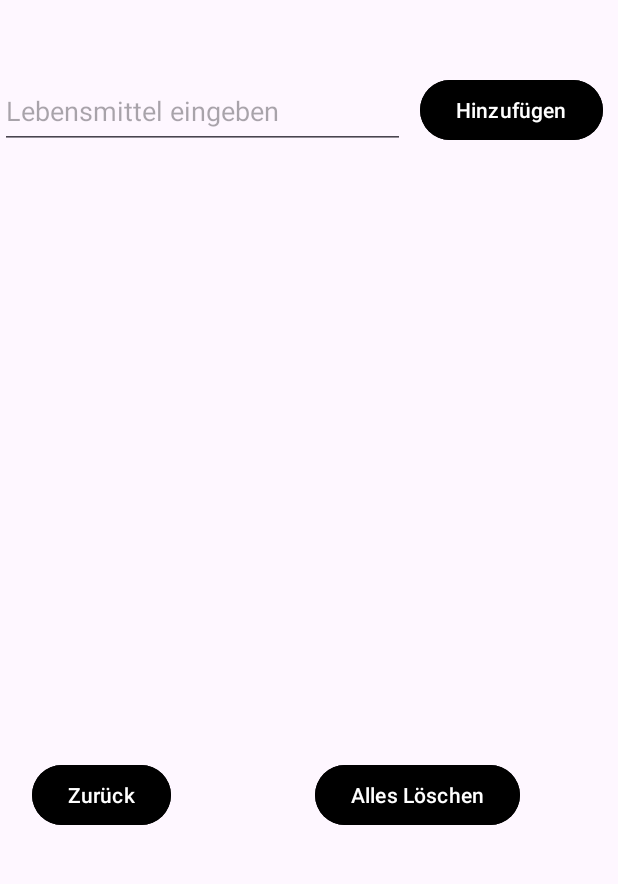
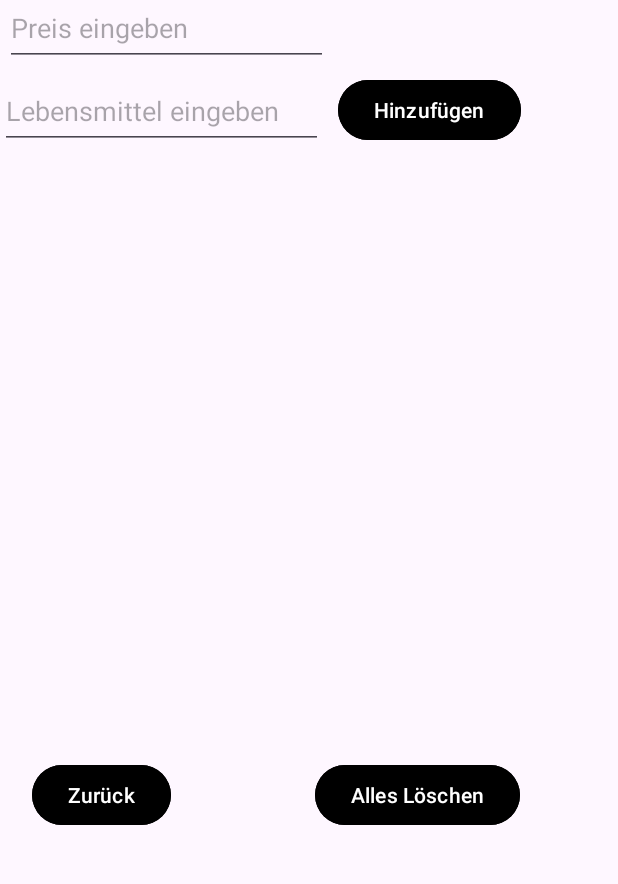
Before and after one commit to FinnBammel/Digitaler-Einkaufszettel, an Android app: the ShoppinglistFragment screen opened through its navigation route, on a phone screen of 412 x 824 dp, the part 144-1028 px from its top. Run offline under Robolectric (Android 15) with nearby library versions, the phone set to English and light mode, and no system bars.

```diff
--- a/app/build.gradle.kts
+++ b/app/build.gradle.kts
@@ -48,6 +48,7 @@ dependencies {
     implementation(libs.androidx.activity)
     implementation(libs.androidx.constraintlayout)
     implementation(libs.androidx.recyclerview)
+    implementation(libs.androidx.foundation)
     testImplementation(libs.junit)
     androidTestImplementation(libs.androidx.junit)
     androidTestImplementation(libs.androidx.espresso.core)
@@ -60,4 +61,7 @@ dependencies {
 
     implementation("androidx.recyclerview:recyclerview:1.4.0")
     implementation("androidx.cardview:cardview:1.0.0")
+
+    implementation(libs.androidx.datastore.preferences)
+    implementation(libs.gson)
 }
--- a/app/src/main/java/com/example/mytestviewapp/ShoppinglistFragment.kt
+++ b/app/src/main/java/com/example/mytestviewapp/ShoppinglistFragment.kt
@@ -5,11 +5,17 @@ import android.view.LayoutInflater
 import android.view.View
 import android.view.ViewGroup
 import androidx.fragment.app.Fragment
+import androidx.lifecycle.lifecycleScope
 import androidx.navigation.fragment.findNavController
+import androidx.recyclerview.widget.LinearLayoutManager
 import com.example.mytestviewapp.databinding.FragmentShoppinglistBinding
+import kotlinx.coroutines.launch
 
 class ShoppinglistFragment: Fragment() {
     lateinit var binding: FragmentShoppinglistBinding
+
+    var listItemsSL: ArrayList<ShoppingItems> = ArrayList()
+    private lateinit var storeManager: StoreManager
 
     override fun onCreateView(
         inflater: LayoutInflater,
@@ -22,9 +28,49 @@ import com.example.mytestviewapp.databinding.FragmentShoppinglistBinding
     override fun onViewCreated(view: View, savedInstanceState: Bundle?) {
         super.onViewCreated(view, savedInstanceState)
 
+        storeManager = StoreManager(requireContext())
+
         binding.buttonBackShoppingList.setOnClickListener{
             findNavController().popBackStack()
         }
 
+        val recyclerView = binding.ListShopping
+        recyclerView.layoutManager =
+            LinearLayoutManager(this.activity)
+        recyclerView.adapter = AdapterShopping(listItemsSL)
+
+        // Load saved data
+        viewLifecycleOwner.lifecycleScope.launch {
+            storeManager.shoppingListFlow.collect { savedList ->
+                listItemsSL.clear()
+                listItemsSL.addAll(savedList)
+                recyclerView.adapter?.notifyDataSetChanged()
             }
         }
+
+        val showButton = binding.buttonAddShoppingList
+
+        // finding the edit text
+        val editText = binding.entryShoppingList
+        val entryPrice = binding.entryPrice
+
+        showButton.setOnClickListener {
+            val text = editText.text.toString()
+            val priceStr = entryPrice.text.toString()
+
+            if (text.isNotBlank() && priceStr.isNotBlank()) {
+                val price = priceStr.toIntOrNull() ?: 0
+                listItemsSL.add(ShoppingItems(text, price))
+                recyclerView.adapter?.notifyDataSetChanged()
+
+                // Save data
+                viewLifecycleOwner.lifecycleScope.launch {
+                    storeManager.saveShoppingList(listItemsSL)
+                }
+
+                editText.text?.clear()
+                entryPrice.text?.clear()
+            }
+        }
+    }
+}
--- /dev/null
+++ b/app/src/main/java/com/example/mytestviewapp/StoreManager.kt
@@ -0,0 +1,62 @@
+package com.example.mytestviewapp
+
+import android.content.Context
+import androidx.datastore.core.DataStore
+import androidx.datastore.preferences.core.Preferences
+import androidx.datastore.preferences.core.edit
+import androidx.datastore.preferences.core.stringPreferencesKey
+import androidx.datastore.preferences.preferencesDataStore
+import com.google.gson.Gson
+import com.google.gson.reflect.TypeToken
+import kotlinx.coroutines.flow.Flow
+import kotlinx.coroutines.flow.map
+
+val Context.dataStore: DataStore<Preferences> by preferencesDataStore(name = "settings")
+
+class StoreManager(private val context: Context) {
+
+    companion object {
+        val COOKING_LIST_KEY = stringPreferencesKey("cooking_list")
+        val SHOPPING_LIST_KEY = stringPreferencesKey("shopping_list")
+    }
+
+    suspend fun saveCookingList(list: List<Ideas>) {
+        val gson = Gson()
+        val json = gson.toJson(list)
+        context.dataStore.edit { preferences ->
+            preferences[COOKING_LIST_KEY] = json
+        }
+    }
+
+    val cookingListFlow: Flow<List<Ideas>> = context.dataStore.data
+        .map { preferences ->
+            val json = preferences[COOKING_LIST_KEY] ?: ""
+            if (json.isNotEmpty()) {
+                val gson = Gson()
+                val type = object : TypeToken<List<Ideas>>() {}.type
+                gson.fromJson(json, type)
+            } else {
+                emptyList()
+            }
+        }
+
+    suspend fun saveShoppingList(list: List<ShoppingItems>) {
+        val gson = Gson()
+        val json = gson.toJson(list)
+        context.dataStore.edit { preferences ->
+            preferences[SHOPPING_LIST_KEY] = json
+        }
+    }
+
+    val shoppingListFlow: Flow<List<ShoppingItems>> = context.dataStore.data
+        .map { preferences ->
+            val json = preferences[SHOPPING_LIST_KEY] ?: ""
+            if (json.isNotEmpty()) {
+                val gson = Gson()
+                val type = object : TypeToken<List<ShoppingItems>>() {}.type
+                gson.fromJson(json, type)
+            } else {
+                emptyList()
+            }
+        }
+}
--- a/app/src/main/res/layout/fragment_shoppinglist.xml
+++ b/app/src/main/res/layout/fragment_shoppinglist.xml
@@ -36,7 +36,7 @@
         android:backgroundTint="@color/black"
         android:text="Hinzufügen"
         app:layout_constraintTop_toBottomOf="@id/TopBar_ShoppingList"
-        app:layout_constraintStart_toEndOf="@id/entry"
+        app:layout_constraintStart_toEndOf="@id/entryShoppingList"
         android:layout_marginStart="10dp"
         android:layout_marginTop="55dp"/>
 
@@ -51,7 +51,22 @@
         android:layout_marginStart="210dp"
         android:layout_marginBottom="-650dp"/>
 
+    <com.google.android.material.textfield.TextInputEditText
+        android:id="@+id/entry_price"
+        android:layout_width="215dp"
+        android:layout_height="50dp"
+        android:layout_marginStart="3dp"
+        android:hint="Preis eingeben"
+        app:layout_constraintStart_toStartOf="parent"
+        app:layout_constraintTop_toBottomOf="@id/TopBar_ShoppingList"
+        android:inputType="phone" />
 
+    <com.google.android.material.textfield.TextInputLayout
+        android:layout_width="220dp"
+        android:layout_height="wrap_content"
+        app:layout_constraintTop_toBottomOf="@id/TopBar_ShoppingList"
+        android:layout_marginTop="55dp"
+        app:layout_constraintStart_toStartOf="parent" />
 
     <com.google.android.material.textfield.TextInputLayout
         android:layout_width="300dp"
@@ -61,8 +76,8 @@
         app:layout_constraintStart_toStartOf="parent"/>
 
     <com.google.android.material.textfield.TextInputEditText
-        android:id="@+id/entry"
-        android:layout_width="270dp"
+        android:id="@+id/entryShoppingList"
+        android:layout_width="215dp"
         android:layout_height="50dp"
         android:hint="Lebensmittel eingeben"
         app:layout_constraintTop_toBottomOf="@id/TopBar_ShoppingList"
@@ -70,9 +85,10 @@
         app:layout_constraintStart_toStartOf="parent"/>
 
     <androidx.recyclerview.widget.RecyclerView
-        android:layout_width="409dp"
-        android:layout_height="400dp"
-        app:layout_constraintTop_toBottomOf="@id/entry"
+       android:id="@+id/ListShopping"
+        android:layout_width="match_parent"
+        android:layout_height="wrap_content"
+        app:layout_constraintTop_toBottomOf="@id/entryShoppingList"
         app:layout_constraintEnd_toEndOf="parent"
         app:layout_constraintStart_toStartOf="parent"
         android:layout_marginStart="20dp" />
--- a/gradle/libs.versions.toml
+++ b/gradle/libs.versions.toml
@@ -10,6 +10,9 @@ material = "1.13.0"
 activity = "1.12.1"
 constraintlayout = "2.2.1"
 recyclerview = "1.4.0"
+foundation = "1.10.0"
+datastorePreferences = "1.1.3"
+gson = "2.10.1"
 
 [libraries]
 androidx-core-ktx = { group = "androidx.core", name = "core-ktx", version.ref = "coreKtx" }
@@ -21,6 +24,9 @@ material = { group = "com.google.android.material", name = "material", version.r
 androidx-activity = { group = "androidx.activity", name = "activity", version.ref = "activity" }
 androidx-constraintlayout = { group = "androidx.constraintlayout", name = "constraintlayout", version.ref = "constraintlayout" }
 androidx-recyclerview = { group = "androidx.recyclerview", name = "recyclerview", version.ref = "recyclerview" }
+androidx-foundation = { group = "androidx.compose.foundation", name = "foundation", version.ref = "foundation" }
+androidx-datastore-preferences = { group = "androidx.datastore", name = "datastore-preferences", version.ref = "datastorePreferences" }
+gson = { group = "com.google.code.gson", name = "gson", version.ref = "gson" }
 
 [plugins]
 android-application = { id = "com.android.application", version.ref = "agp" }
```
Also changed, not shown: app/src/main/java/com/example/mytestviewapp/Adapter.kt (+33 -4 lines), app/src/main/java/com/example/mytestviewapp/CookingideasFragment.kt (+28 -11 lines), app/src/main/res/layout/adding_item.xml (+4 -3 lines), app/src/main/res/layout/fragment_cookingideas.xml (+7 -6 lines). Lines whose indentation alone changed are shown as unchanged.
